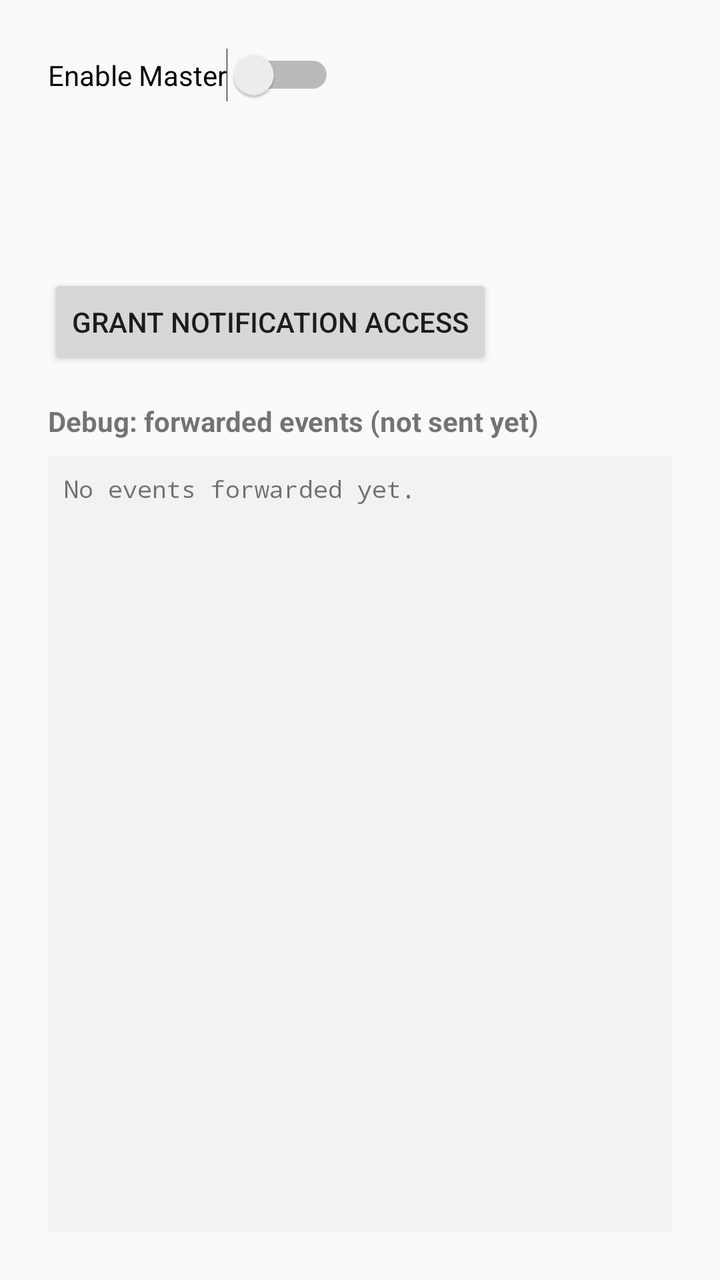
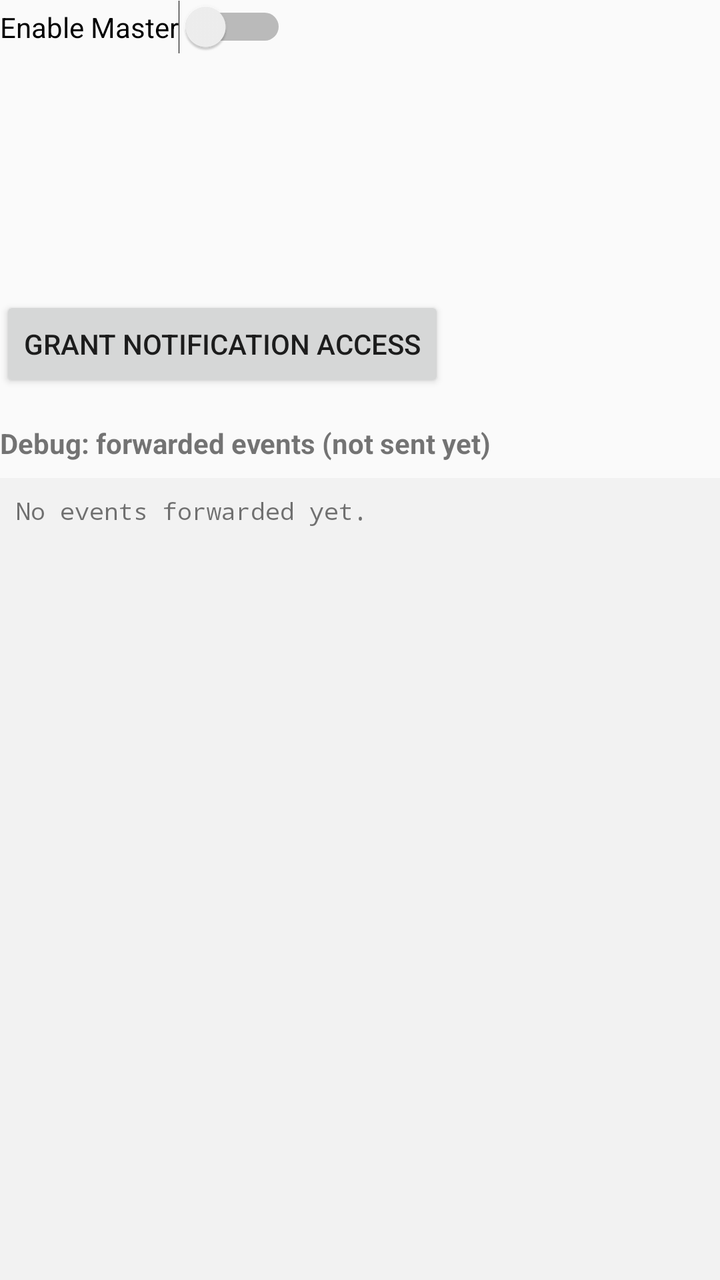

Screens rendered from an Android XML layout before and after an edit, with the pre-edit source and the edit as a unified diff.
<!-- AndroidManifest.xml: application theme Theme.AppCompat.Light.DarkActionBar -->
<!-- res/layout/activity_main.xml -->
<?xml version="1.0" encoding="utf-8"?>
<LinearLayout xmlns:android="http://schemas.android.com/apk/res/android"
    android:layout_width="match_parent"
    android:layout_height="match_parent"
    android:orientation="vertical"
    android:padding="24dp">

    <Switch
        android:id="@+id/masterToggle"
        android:layout_width="wrap_content"
        android:layout_height="wrap_content"
        android:text="@string/master_toggle" />

    <TextView
        android:id="@+id/statusText"
        android:layout_width="wrap_content"
        android:layout_height="wrap_content"
        android:layout_marginTop="16dp" />

    <TextView
        android:id="@+id/accessText"
        android:layout_width="wrap_content"
        android:layout_height="wrap_content"
        android:layout_marginTop="16dp" />

    <Button
        android:id="@+id/grantAccessButton"
        android:layout_width="wrap_content"
        android:layout_height="wrap_content"
        android:layout_marginTop="16dp"
        android:text="@string/grant_access" />

    <TextView
        android:layout_width="wrap_content"
        android:layout_height="wrap_content"
        android:layout_marginTop="16dp"
        android:text="@string/debug_title"
        android:textStyle="bold" />

    <ScrollView
        android:layout_width="match_parent"
        android:layout_height="0dp"
        android:layout_weight="1"
        android:layout_marginTop="8dp"
        android:background="#F2F2F2"
        android:padding="8dp">

        <TextView
            android:id="@+id/debugText"
            android:layout_width="match_parent"
            android:layout_height="wrap_content"
            android:fontFamily="monospace"
            android:text="@string/debug_empty"
            android:textSize="12sp" />
    </ScrollView>

</LinearLayout>
<!-- resources referenced by this layout -->
<resources>
  <string name="debug_empty">No events forwarded yet.</string>
  <string name="debug_title">Debug: forwarded events (not sent yet)</string>
  <string name="grant_access">Grant notification access</string>
  <string name="master_toggle">Enable Master</string>
</resources>

<!-- the commit's change to res/layout/activity_main.xml (unified diff, before → after) -->
@@ -1,9 +1,11 @@
 <?xml version="1.0" encoding="utf-8"?>
 <LinearLayout xmlns:android="http://schemas.android.com/apk/res/android"
+    android:id="@+id/rootLayout"
     android:layout_width="match_parent"
     android:layout_height="match_parent"
     android:orientation="vertical"
-    android:padding="24dp">
+    android:paddingTop="0dp">
+
 
     <Switch
         android:id="@+id/masterToggle"
@@ -13,6 +15,12 @@
 
     <TextView
         android:id="@+id/statusText"
+        android:layout_width="wrap_content"
+        android:layout_height="wrap_content"
+        android:layout_marginTop="16dp" />
+
+    <TextView
+        android:id="@+id/relayText"
         android:layout_width="wrap_content"
         android:layout_height="wrap_content"
         android:layout_marginTop="16dp" />
